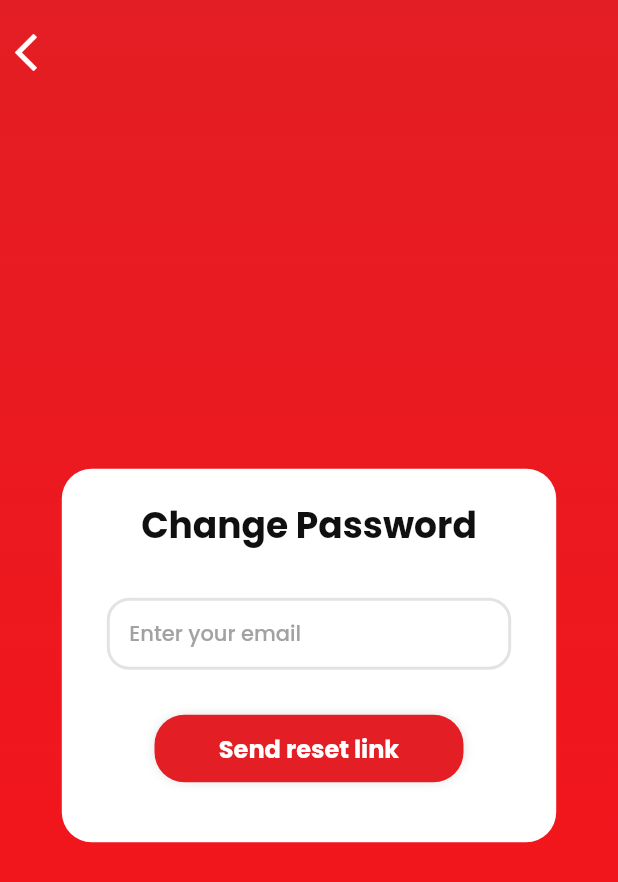
After one commit to prithvisaran3/WooCommerce_Flutter, a Flutter app: the CHangePasswordScreen screen opened directly, on a phone screen of 412 x 824 dp. The commit adds this screen. Shown: the top 882 px of the screen. Run offline on Flutter 3.47's test engine with Material 2 defaults, Android fonts, the phone set to English and light mode, and no system bars; our stand-ins replace audioplayers, carousel_slider, cloud_firestore, dots_indicator, fan_carousel_image_slider, firebase_core and 13 more; missing offline and left inert: flutter_html_v3, razorpay_flutter; accounts and stored records are empty; network calls fail.

Commit message:
UI changes done

```diff
--- a/lib/app/ui/screens/cart/cart_screen.dart
+++ b/lib/app/ui/screens/cart/cart_screen.dart
@@ -25,7 +25,8 @@ class CartScreen extends StatelessWidget {
         CartController.to.getCart();
       },
       builder: (_) {
-        return Stack(
+        return Scaffold(
+          body: Stack(
             children: [
               Padding(
                   padding: const EdgeInsets.only(top: 50.0, bottom: 60),
@@ -129,6 +130,7 @@ class CartScreen extends StatelessWidget {
                     )
                   : const SizedBox())
             ],
+          ),
         );
       },
     );
--- a/lib/app/ui/screens/orders/ordersdetails_screen.dart
+++ b/lib/app/ui/screens/orders/ordersdetails_screen.dart
@@ -341,7 +341,9 @@ class OrderDetailsScreen extends StatelessWidget {
                   mainAxisAlignment: MainAxisAlignment.spaceBetween,
                   children: [
                     CommonText(
-                      text: "${data['line_items'][index]["name"]}",
+                      text: data['line_items'][index]["name"].length > 30
+                          ? "${data['line_items'][index]["name"].toString().substring(0, 30)}\n${data['line_items'][index]["name"].toString().substring(30)}"
+                          : "${data['line_items'][index]["name"]}",
                       style: mediumText(fontSize: 16),
                     ),
                     Spacer(),
--- /dev/null
+++ b/lib/app/ui/screens/profile/change_password.dart
@@ -0,0 +1,113 @@
+import 'package:flutter/material.dart';
+import 'package:get/get.dart';
+import 'package:ionicons/ionicons.dart';
+import 'package:steels/app/ui/widgets/auth/auth_button.dart';
+
+import '../../../controller/auth.dart';
+import '../../themes/colors.dart';
+import '../../themes/font_size.dart';
+import '../../widgets/auth/auth_textformfield.dart';
+import '../../widgets/common/text.dart';
+
+class CHangePasswordScreen extends StatelessWidget {
+  const CHangePasswordScreen({Key? key}) : super(key: key);
+
+  @override
+  Widget build(BuildContext context) {
+    AuthController.to.isForgotPasswordNote = false;
+    return SafeArea(
+      child: Scaffold(
+        body: Container(
+          alignment: Alignment.center,
+          width: Get.width,
+          decoration: BoxDecoration(
+            gradient: LinearGradient(
+              begin: Alignment.topCenter,
+              end: Alignment.bottomCenter,
+              colors: [
+                AppColors.primary,
+                AppColors.secondary,
+              ],
+            ),
+          ),
+          child: Column(
+            mainAxisAlignment: MainAxisAlignment.center,
+            children: [
+              SizedBox(height: 20),
+              GestureDetector(
+                onTap: () {
+                  Get.back();
+                },
+                child: Row(
+                  crossAxisAlignment: CrossAxisAlignment.start,
+                  // mainAxisAlignment: MainAxisAlignment.start,
+                  children: [
+                    SizedBox(width: 10),
+                    Icon(
+                      Icons.arrow_back_ios,
+                      size: 30,
+                      color: AppColors.white,
+                    ),
+                  ],
+                ),
+              ),
+              Spacer(),
+              Container(
+                margin: const EdgeInsets.all(10.0),
+                padding: const EdgeInsets.all(20),
+                width: Get.width * 0.8,
+                decoration: BoxDecoration(
+                  borderRadius: BorderRadius.circular(20),
+                  // color: Color(0xFFdedff3),
+                  color: Colors.white.withOpacity(1),
+                ),
+                child: Column(
+                  mainAxisSize: MainAxisSize.min,
+                  children: [
+                    CommonText(
+                      textAlign: TextAlign.start,
+                      text: "Change Password",
+                      style: headText(
+                        fontSize: 24,
+                        fontFamily: 'bold',
+                      ),
+                    ),
+                    SizedBox(height: 20),
+                    AuthTextFormField(
+                      hintText: "Enter your email ",
+                      controller: AuthController.to.forgotEmail,
+                      validator: (data) {
+                        if (data == null || data == "") {
+                          return "Please enter email";
+                        }
+                        return null;
+                      },
+                    ),
+                    SizedBox(height: 20),
+                    AuthButton(
+                      text: "Send reset link",
+                      onTap: () {
+                        AuthController.to.forgotPassword();
+                      },
+                    ),
+                    SizedBox(height: 20),
+                    Obx(
+                      () => AuthController.to.isForgotPasswordNote == true
+                          ? CommonText(
+                              text:
+                                  "Note : If email not found in inbox\nCheck Spam :)",
+                              style: regularText(),
+                            )
+                          : SizedBox(),
+                    ),
+                  ],
+                ),
+              ),
+              Spacer(),
+            ],
+          ),
+        ),
+      ),
+    );
+  }
+}
--- a/lib/app/ui/widgets/payment/payment_details.dart
+++ b/lib/app/ui/widgets/payment/payment_details.dart
@@ -39,7 +39,11 @@ class PaymentDetailsBox extends StatelessWidget {
         padding: const EdgeInsets.symmetric(horizontal: 15.0),
         child: Column(
           children: [
-            CommonText(text: "Price Details", style: mediumText(fontSize: 16)),
+            CommonText(
+              text: "Price Details",
+              style: boldText(fontSize: 20),
+            ),
+            SizedBox(height: 20),
             ListView.builder(
               itemCount: CartController.to.cartDetails.length,
               shrinkWrap: true,
--- a/lib/app/ui/widgets/payment/payment_method.dart
+++ b/lib/app/ui/widgets/payment/payment_method.dart
@@ -39,7 +39,8 @@ class PaymentMethodTile extends StatelessWidget {
                     fontSize: 14,
                     color: AppColors.white,
                   )
-                : regularText(
+                : mediumText(
+                    fontSize: 14,
                     color: AppColors.primary,
                   ),
           ),
```
Also changed, not shown: lib/app/ui/screens/orders/all_orders.dart (+6 -1 lines), lib/app/ui/screens/payment/payment.dart (+16 -13 lines), lib/app/ui/screens/product/all_products.dart (+10 -5 lines), lib/app/ui/screens/profile/profile_screen.dart (+11 -0 lines). Lines whose indentation alone changed are shown as unchanged.
